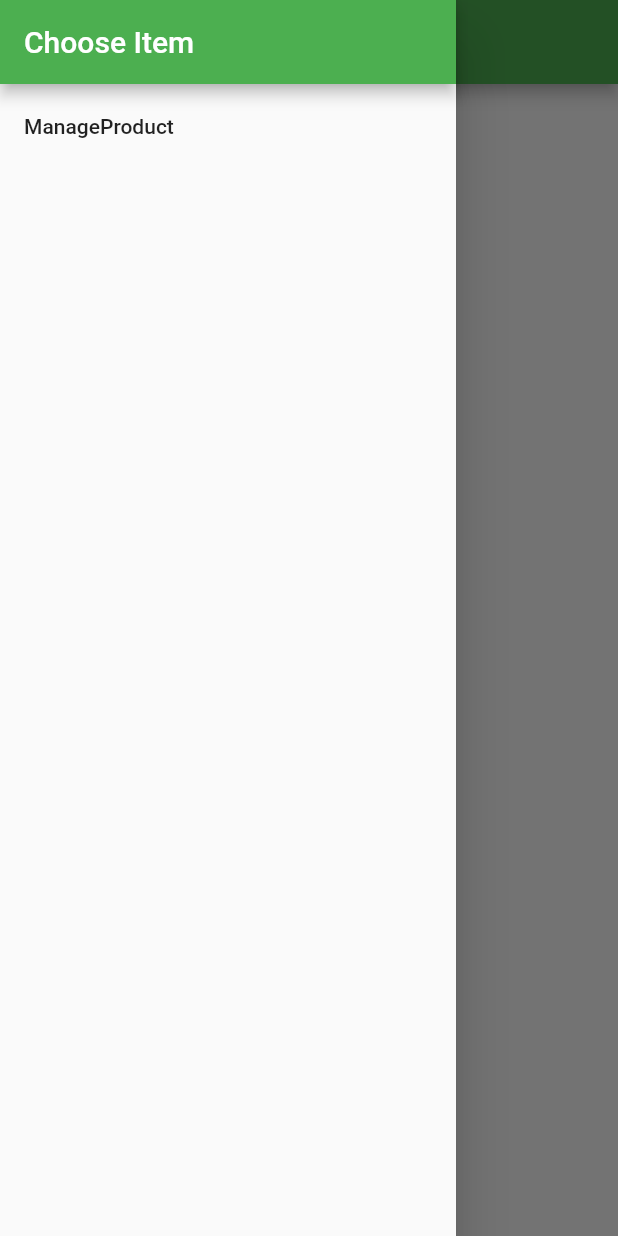
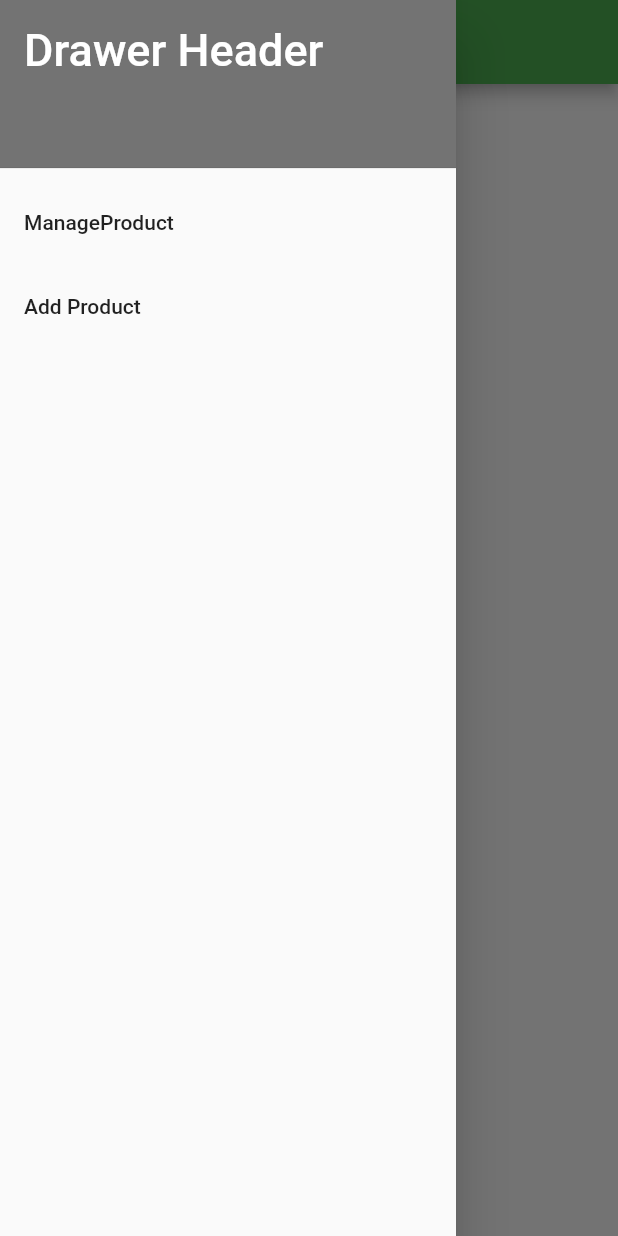
Before and after one commit to sronast/easylist, a Flutter app: the ProductsPage screen opened directly, with the side drawer open, on a phone screen of 412 x 824 dp. Run offline on Flutter 3.47's test engine with Material 2 defaults, Android fonts, the phone set to English and light mode, and no system bars.

Commit message:
added drawer

```diff
--- a/lib/pages/productsPage.dart
+++ b/lib/pages/productsPage.dart
@@ -7,15 +7,30 @@ class ProductsPage extends StatelessWidget {
   Widget build(BuildContext context) {
     return Scaffold(
       drawer: Drawer(
-        child: Column(
+        child: ListView(
+          padding: EdgeInsets.zero,
           children: <Widget>[
-            AppBar(
-              automaticallyImplyLeading: false,
-              title: Text('Choose Item'),
+            Container(
+              height: 120.0,
+              child: DrawerHeader(
+                child: Text(
+                  'Drawer Header',
+                  style: TextStyle(color: Colors.white, fontSize: 30.0),
+                ),
+                decoration: BoxDecoration(
+                  color: Colors.black54,
+                ),
+              ),
             ),
             ListTile(
               title: Text('ManageProduct'),
               onTap: () {},
+            ),
+            ListTile(
+              title: Text('Add Product'),
+              onTap: () {
+                Navigator.pop(context);
+              },
             )
           ],
         ),
```
